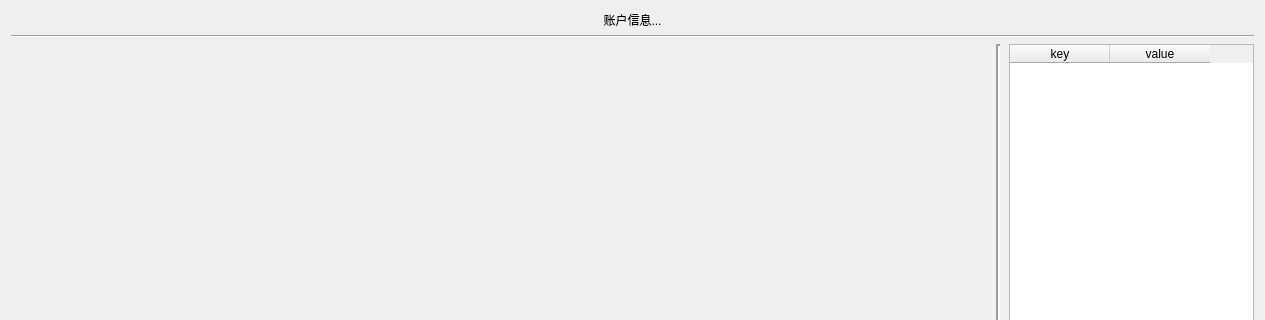
Qt form app/ui/order.ui (ctpbee/ctpbee_desktop) before a commit; both pictures show x 0 to 1265 and y 0 to 320 of the 1265 by 899 pixel window.
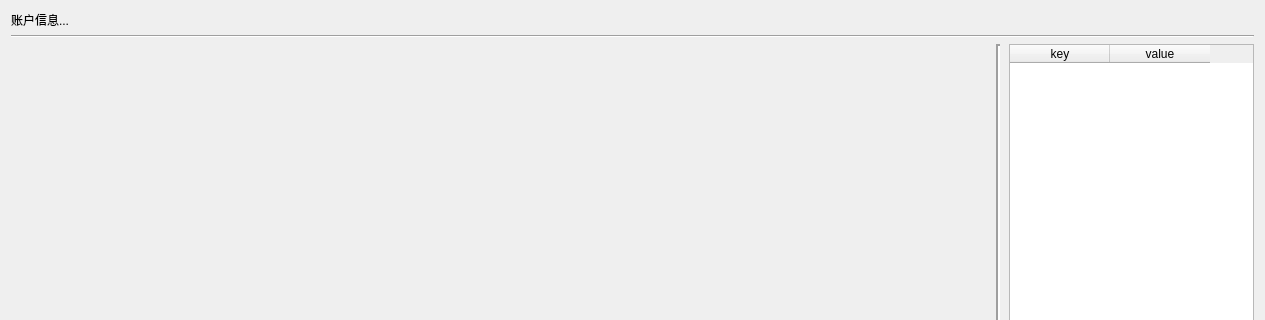
The same form after that commit. Icons and pictures are not drawn.

```diff
--- a/app/ui/order.ui
+++ b/app/ui/order.ui
@@ -34,7 +34,7 @@
         <string>账户信息...</string>
        </property>
        <property name="alignment">
-        <set>Qt::AlignCenter</set>
+        <set>Qt::AlignLeading|Qt::AlignLeft|Qt::AlignVCenter</set>
        </property>
       </widget>
      </item>
```
